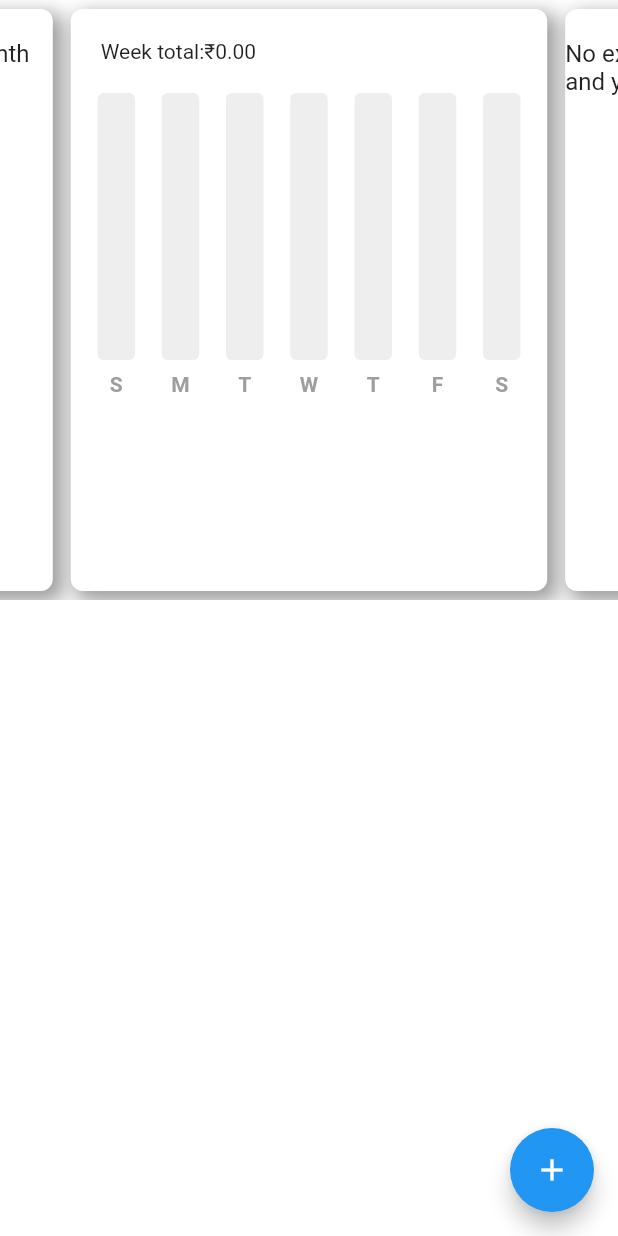
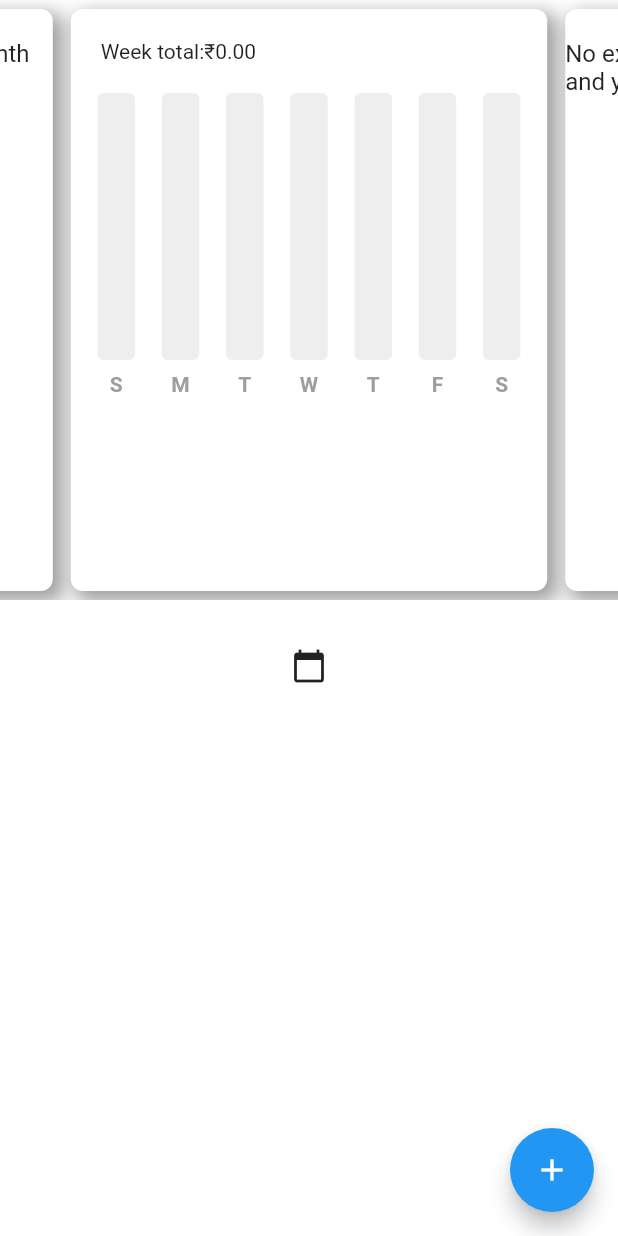
Before and after one commit to Aman-Kothari7/expense_tracker, a Flutter app: the screen it shows after launch, on a phone screen of 412 x 824 dp. Run offline on Flutter 3.47's test engine with Material 2 defaults, Android fonts, the phone set to English and light mode, and no system bars; drawn by our look-alikes of carousel_slider, fl_chart; our stand-ins replace flutter_slidable, hive, hive_flutter, syncfusion_flutter_charts; accounts and stored records are empty.

Commit message:
ListViewByDate_notAbleToAddExpenseOnOlderDate

```diff
--- a/lib/src/components/expense_tile.dart
+++ b/lib/src/components/expense_tile.dart
@@ -33,7 +33,8 @@ class ExpenseTile extends StatelessWidget {
       ]),
       child: ListTile(
         //category to be shown as icon
-        leading: Text(category),
+        leading:
+            Image.asset('assets/icons/${category}.png', width: 36, height: 36),
         title: Text(name),
         subtitle: Text('${dateTime.day}/${dateTime.month}/${dateTime.year}'),
         trailing: Text('₹$amount'),
--- a/lib/src/homepage.dart
+++ b/lib/src/homepage.dart
@@ -5,19 +5,21 @@ import 'package:expense_tracker/src/components/expense_summary.dart';
 import 'package:expense_tracker/src/components/expense_tile.dart';
 import 'package:expense_tracker/src/data/expense_data.dart';
 import 'package:expense_tracker/src/models/expense_item.dart';
+import 'package:expense_tracker/src/pie_chart/pie_chart.dart';
 import 'package:expense_tracker/src/utils/constants.dart';
-import 'package:fl_chart/fl_chart.dart';
 import 'package:flutter/foundation.dart';
 import 'package:flutter/material.dart';
 import 'package:flutter/services.dart';
 import 'package:intl/intl.dart';
 import 'package:provider/provider.dart';
-import 'pie_chart/pie_chart.dart' as CustomPieChart;
+import 'package:syncfusion_flutter_charts/charts.dart';
 
 List<String> expenseCategories = <String>[
-  'Grocery',
+  'Housing',
   'Transportation',
-  'Bills',
+  'Food',
+  'Entertainment',
+  'Investements',
 ];
 
 class homepage extends StatefulWidget {
@@ -29,6 +31,9 @@ class homepage extends StatefulWidget {
 
 class _homepageState extends State<homepage> {
   //function to show dialog box to add new expenses
+
+  DateTime selectedDate = DateTime.now();
+  List<expenseItem> filteredExpenses = [];
 
   final newExpenseName = TextEditingController();
   final newExpenseAmount = TextEditingController();
@@ -153,8 +158,17 @@ class _homepageState extends State<homepage> {
 
   @override
   Widget build(BuildContext context) {
-    return Consumer<expenseData>(
-      builder: (context, value, child) => Scaffold(
+    return Consumer<expenseData>(builder: (context, value, child) {
+      // Filter expenses based on the selected date
+      filteredExpenses = value
+          .getAllExpenseList()
+          .where((expense) =>
+              expense.dateTime.year == selectedDate.year &&
+              expense.dateTime.month == selectedDate.month &&
+              expense.dateTime.day == selectedDate.day)
+          .toList();
+
+      return Scaffold(
           backgroundColor: Colors.white,
           floatingActionButton: FloatingActionButton(
             onPressed: addExpense,
@@ -237,19 +251,31 @@ class _homepageState extends State<homepage> {
                               double totalAmount =
                                   categoryData.values.reduce((a, b) => a + b);
 
-                              List<CustomPieChart.PieChartData> pieChartData =
+                              List<ChartData> pieChartData =
                                   categoryData.entries.map((entry) {
                                 double percentage = entry.value / totalAmount;
-                                return CustomPieChart.PieChartData(
+
+                                return ChartData(
                                     entry.key, entry.value, percentage);
                               }).toList();
 
                               return SizedBox(
-                                //needs to be changed according to screen size
                                 width: 300,
                                 height: 300,
-                                child: CustomPieChart.PieChart(
-                                    dataMap: pieChartData),
+                                child: PieChart(
+                                  dataMap: pieChartData,
+                                  colorPalette: [
+                                    Colors.blue,
+                                    Colors.blueGrey,
+                                    Colors.lightBlue,
+                                    Colors.lightBlueAccent,
+                                    Colors.black,
+                                    Colors.yellow,
+                                    Colors.orange,
+                                    Colors.purple,
+                                    // Add more colors for each category
+                                  ],
+                                ),
                               );
                             } else {
                               return const Text(
@@ -267,17 +293,22 @@ class _homepageState extends State<homepage> {
                               onChanged: (int? month) {
                                 setState(() {
                                   selectedMonthYear = DateTime(
-                                      selectedMonthYear.year,
-                                      month!,
-                                      selectedMonthYear.day);
+                                    selectedMonthYear.year,
+                                    month!,
+                                    selectedMonthYear.day,
+                                  );
                                 });
                               },
                               items: List.generate(12, (index) {
                                 return DropdownMenuItem<int>(
                                   value: index + 1,
-                                  child: Text(DateFormat('MMMM').format(
-                                      DateTime(selectedMonthYear.year,
-                                          index + 1, 1))),
+                                  child: Text(
+                                    DateFormat('MMMM').format(DateTime(
+                                      selectedMonthYear.year,
+                                      index + 1,
+                                      1,
+                                    )),
+                                  ),
                                 );
                               }),
                             ),
@@ -287,9 +318,10 @@ class _homepageState extends State<homepage> {
                               onChanged: (int? year) {
                                 setState(() {
                                   selectedMonthYear = DateTime(
-                                      year!,
-                                      selectedMonthYear.month,
-                                      selectedMonthYear.day);
+                                    year!,
+                                    selectedMonthYear.month,
+                                    selectedMonthYear.day,
+                                  );
                                 });
                               },
                               items: List.generate(5, (index) {
@@ -321,22 +353,41 @@ class _homepageState extends State<homepage> {
               const SizedBox(
                 height: 20,
               ),
+              IconButton(
+                icon: const Icon(Icons.calendar_today),
+                onPressed: () => selectDate(context),
+              ),
+
               //List of expenses
               ListView.builder(
                 shrinkWrap: true,
                 physics: const NeverScrollableScrollPhysics(),
-                itemCount: value.getAllExpenseList().length,
+                itemCount: filteredExpenses.length,
                 itemBuilder: (context, index) => ExpenseTile(
-                  name: value.getAllExpenseList()[index].name,
-                  amount: value.getAllExpenseList()[index].amount,
-                  category: value.getAllExpenseList()[index].category,
-                  dateTime: value.getAllExpenseList()[index].dateTime,
-                  deleteTapped: (p0) =>
-                      deleteExpense(value.getAllExpenseList()[index]),
+                  name: filteredExpenses[index].name,
+                  amount: filteredExpenses[index].amount,
+                  category: filteredExpenses[index].category,
+                  dateTime: filteredExpenses[index].dateTime,
+                  deleteTapped: (p0) => deleteExpense(filteredExpenses[index]),
                 ),
               ),
             ],
-          )),
+          ));
+    });
+  }
+
+  Future<void> selectDate(BuildContext context) async {
+    final DateTime? picked = await showDatePicker(
+      context: context,
+      initialDate: selectedDate,
+      firstDate: DateTime(2000),
+      lastDate: DateTime.now(),
     );
+
+    if (picked != null && picked != selectedDate) {
+      setState(() {
+        selectedDate = picked;
+      });
+    }
   }
 }
--- a/pubspec.yaml
+++ b/pubspec.yaml
@@ -43,6 +43,7 @@ dependencies:
   carousel_slider: ^4.2.1
   charts_flutter: ^0.12.0
   intl: ^0.17.0
+  syncfusion_flutter_charts: ^21.2.4
 
 dev_dependencies:
   flutter_test:
@@ -65,8 +66,10 @@ flutter:
   # included with your application, so that you can use the icons in
   # the material Icons class.
   uses-material-design: true
+  assets:
+    - assets/icons/
 
-  # To add assets to your application, add an assets section, like this:
+
   # assets:
   #   - images/a_dot_burr.jpeg
   #   - images/a_dot_ham.jpeg
```
Also changed, not shown: lib/src/pie_chart/pie_chart.dart (+31 -27 lines), assets/icons/Food.png (added), assets/icons/Transportation.png (added), pubspec.lock.
